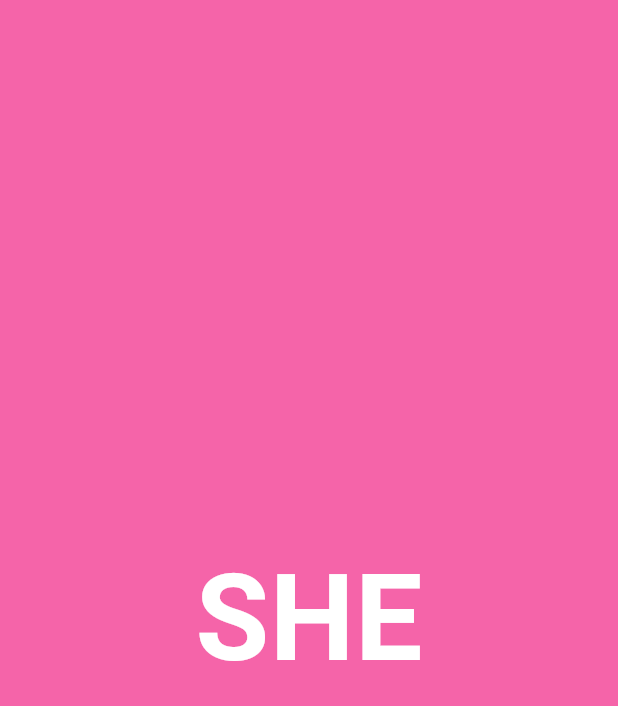
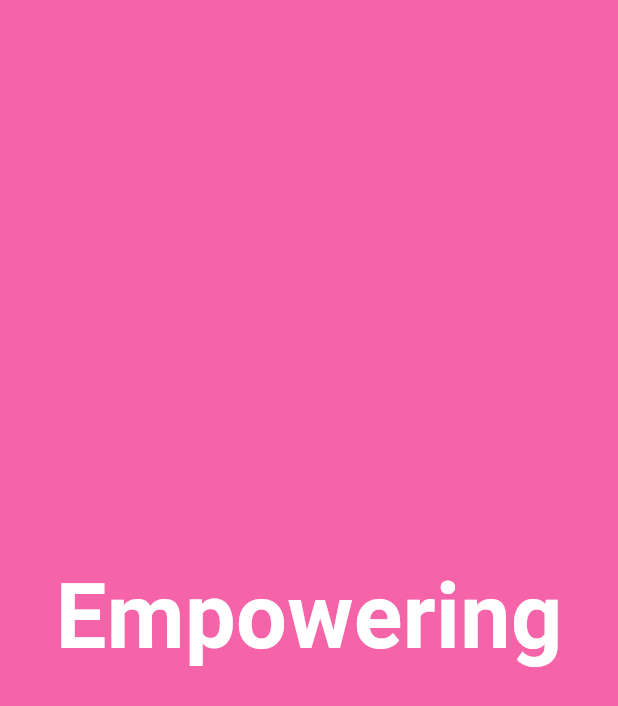
Before and after one commit to Syed-Bipul-Rahman/she_go, a Flutter app: the first screen one second after launch, on a phone screen of 412 x 824 dp. Shown: the top 706 px of the screen. Run offline on Flutter 3.47's test engine with Material 3 defaults, Android fonts, the phone set to English and light mode, and no system bars; our stand-ins replace flutter_cache_manager, flutter_svg, get, shared_preferences, shimmer.

Commit message:
make smooth animaiton

```diff
--- a/lib/features/home/presentation/pages/logo_animation.dart
+++ b/lib/features/home/presentation/pages/logo_animation.dart
@@ -43,32 +43,41 @@ class _LogoAnimationScreenState extends State<LogoAnimationScreen>
   }
 
   void _startAnimation() async {
-    // First animation: "SHE"
+    // First animation: "Empowering"
     setState(() {
-      _displayText = 'SHE';
+      _displayText = 'Empowering';
     });
 
-    // Play zoom out animation for "SHE"
+    // Play zoom out animation for "Empowering"
     await _controller.forward();
 
-    // Wait a bit before starting "GO" animation
+    // Wait a bit before starting "Women" animation
     await Future.delayed(const Duration(milliseconds: 200));
 
-    // Reset controller for "GO" animation
+    // Reset controller for "Women" animation
     _controller.reset();
 
-    // Second animation: "GO"
+    // Second animation: "Women"
     setState(() {
-      _displayText = 'GO';
+      _displayText = 'Women';
     });
 
-    // Play zoom out animation for "GO"
+    // Play zoom out animation for "Women"
     await _controller.forward();
 
-    // Show logo
+    // Wait a bit before starting logo animation
+    await Future.delayed(const Duration(milliseconds: 200));
+
+    // Reset controller for logo animation
+    _controller.reset();
+
+    // Show logo and start its animation
     setState(() {
       _showLogo = true;
     });
+
+    // Play zoom out animation for logo
+    await _controller.forward();
   }
 
   @override
@@ -85,8 +94,6 @@ class _LogoAnimationScreenState extends State<LogoAnimationScreen>
         child: Column(
           mainAxisAlignment: MainAxisAlignment.center,
           children: [
-            // SvgPicture.asset(AppImages.appLogo, height: 120, width: 120),
-            if (!_showLogo)
             AnimatedBuilder(
               animation: _controller,
               builder: (context, child) {
@@ -94,30 +101,20 @@ class _LogoAnimationScreenState extends State<LogoAnimationScreen>
                   scale: _scaleAnimation.value,
                   child: Opacity(
                     opacity: _opacityAnimation.value,
-                      child: Text(
+                    child:
+                        _showLogo
+                            ? SvgPicture.asset(
+                              AppImages.appLogo,
+                              height: 120,
+                              width: 120,
+                            )
+                            : Text(
                               _displayText,
                               style: const TextStyle(
                                 color: Colors.white,
-                          fontSize: 80,
+                                fontSize: 60,
                                 fontWeight: FontWeight.bold,
                               ),
-                      ),
-                    ),
-                  );
-                },
-              ),
-            if (_showLogo)
-              AnimatedBuilder(
-                animation: _controller,
-                builder: (context, child) {
-                  return Transform.scale(
-                    scale: _scaleAnimation.value,
-                    child: Opacity(
-                      opacity: _opacityAnimation.value,
-                      child: SvgPicture.asset(
-                        AppImages.appLogo,
-                        height: 120,
-                        width: 120,
                             ),
                   ),
                 );
```
Lines whose indentation alone changed are shown as unchanged.
